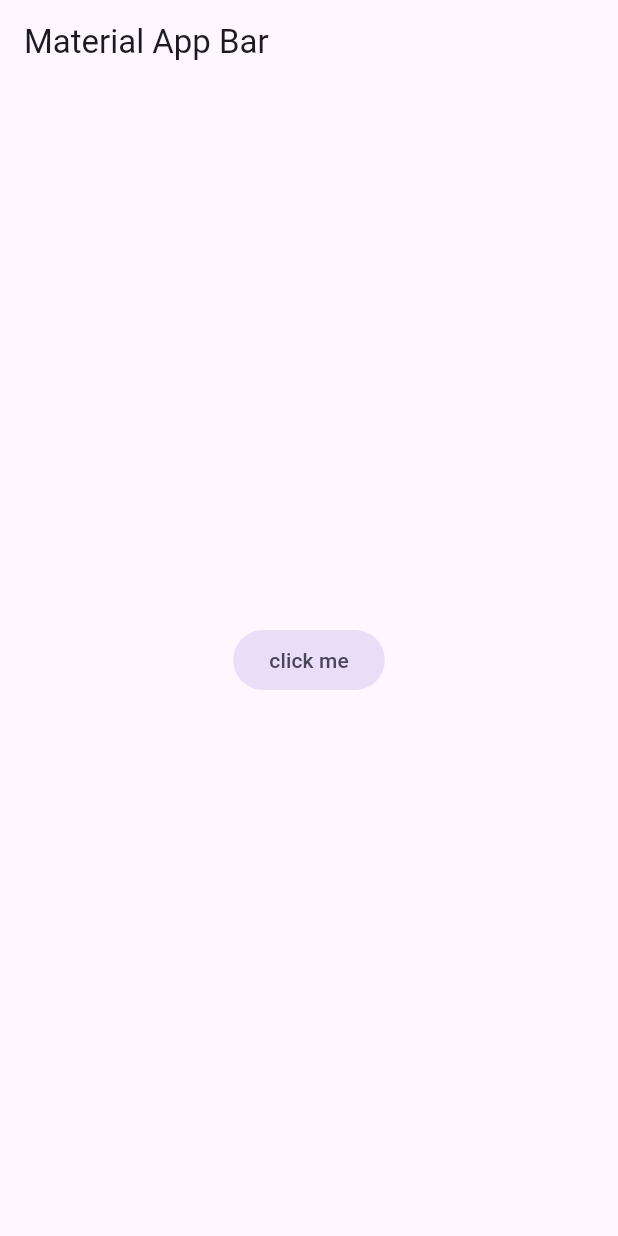
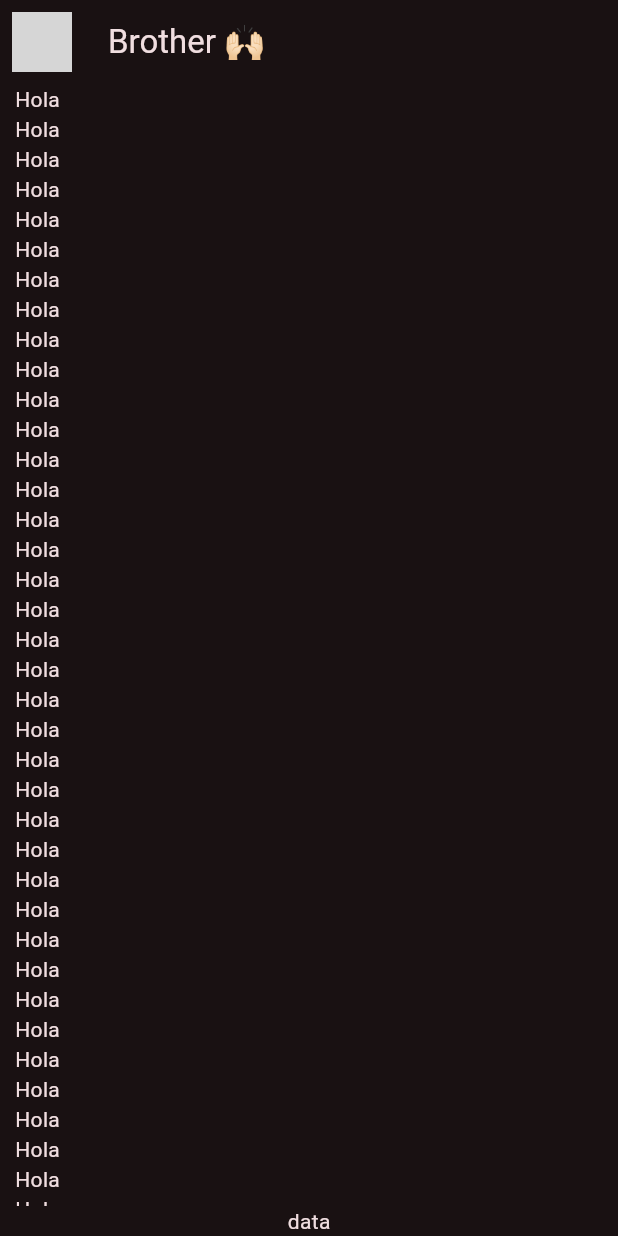
Before and after one commit to yohanangulo/yes-no-app, a Flutter app: the screen it shows after launch, on a phone screen of 412 x 824 dp. Run offline on Flutter 3.47's test engine with Material 3 defaults, Android fonts, the phone set to English and light mode, and no system bars; network calls fail; grey boxes are pictures that could not be loaded.

Commit message:
Chat screen

```diff
--- /dev/null
+++ b/lib/config/theme/app_theme.dart
@@ -0,0 +1,28 @@
+import 'package:flutter/material.dart';
+
+const Color _customColor = Color(0xFF5c11d4);
+
+final List<Color> _colorThemes = [
+  _customColor,
+  Colors.blue,
+  Colors.teal,
+  Colors.green,
+  Colors.yellow,
+  Colors.orange,
+  Colors.pink
+];
+
+class AppTheme {
+  AppTheme({
+    required this.selectedColor,
+  }) : assert(selectedColor >= 0 && selectedColor < _colorThemes.length);
+
+  final int selectedColor;
+
+  ThemeData theme() {
+    return ThemeData(
+      colorSchemeSeed: _colorThemes[selectedColor],
+      brightness: Brightness.dark,
+    );
+  }
+}
--- a/lib/main.dart
+++ b/lib/main.dart
@@ -1,4 +1,6 @@
 import 'package:flutter/material.dart';
+import 'package:yes_no_app/config/theme/app_theme.dart';
+import 'package:yes_no_app/presentation/chat/chat_screen.dart';
 
 void main() => runApp(const App());
 
@@ -9,18 +11,20 @@ class App extends StatelessWidget {
   Widget build(BuildContext context) {
     return MaterialApp(
       debugShowCheckedModeBanner: false,
+      theme: AppTheme(selectedColor: 6).theme(),
       title: 'Yes No App',
-      home: Scaffold(
-        appBar: AppBar(
-          title: const Text('Material App Bar'),
-        ),
-        body: Center(
-          child: FilledButton.tonal(
-            onPressed: () {},
-            child: const Text('click me'),
-          ),
-        ),
-      ),
+      home: const ChatScreen(),
+      // home: Scaffold(
+      //   appBar: AppBar(
+      //     title: const Text('Material App Bar'),
+      //   ),
+      //   body: Center(
+      //     child: FilledButton.tonal(
+      //       onPressed: () {},
+      //       child: const Text('click me'),
+      //     ),
+      //   ),
+      // ),
     );
   }
 }
--- /dev/null
+++ b/lib/presentation/chat/chat_screen.dart
@@ -0,0 +1,49 @@
+import 'package:flutter/material.dart';
+
+class ChatScreen extends StatelessWidget {
+  const ChatScreen({super.key});
+
+  final avatar = 'https://www.britishcouncil.org/sites/default/files/famelab_whtas_the_science_behind_a_smile.jpg';
+
+  @override
+  Widget build(BuildContext context) {
+    return Scaffold(
+      appBar: AppBar(
+        leading: Padding(
+          padding: const EdgeInsets.all(8.0),
+          child: CircleAvatar(
+            backgroundImage: NetworkImage(avatar),
+          ),
+        ),
+        title: const Text('Brother 🙌🏻'),
+      ),
+      body: const _ChatView(),
+    );
+  }
+}
+
+class _ChatView extends StatelessWidget {
+  const _ChatView();
+
+  @override
+  Widget build(BuildContext context) {
+    return SafeArea(
+      child: Padding(
+        padding: const EdgeInsets.symmetric(horizontal: 10),
+        child: Column(
+          children: [
+            Expanded(
+              child: ListView.builder(
+                itemCount: 100,
+                itemBuilder: (context, index) {
+                  return const Text('Hola');
+                },
+              ),
+            ),
+            Text('data'),
+          ],
+        ),
+      ),
+    );
+  }
+}
```
